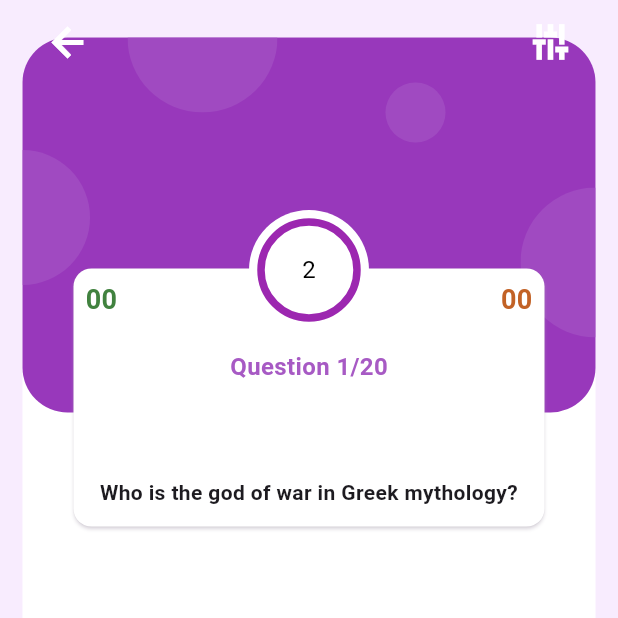
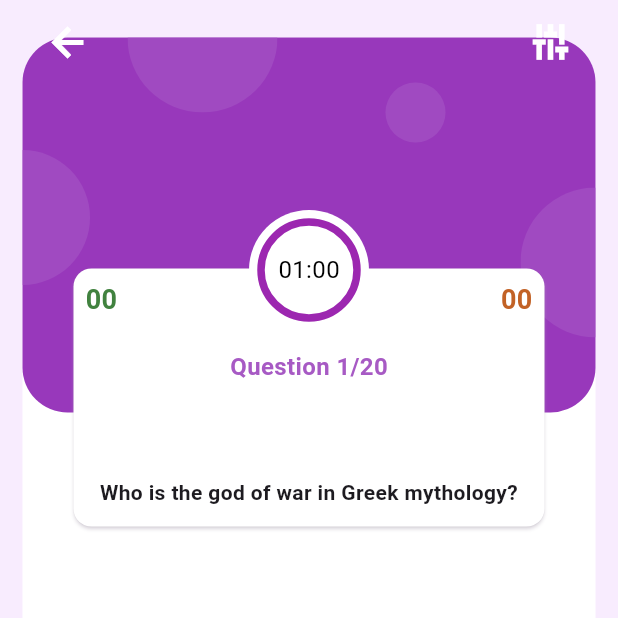
Before and after one commit to Rivalst/quiz_app_3, a Flutter app: the screen it shows after launch, on a phone screen of 412 x 824 dp, the top half of it. Run offline on Flutter 3.47's test engine with Material 3 defaults, Android fonts, the phone set to English and light mode, and no system bars; drawn by our look-alikes of circular_countdown_timer, percent_indicator; our stand-ins replace bloc, flutter_bloc, freezed_annotation.

Commit message:
Refactor widgets

```diff
--- a/lib/src/features/quiz/widgets/helpers/half_circle.dart
+++ b/lib/src/features/quiz/widgets/helpers/half_circle.dart
@@ -34,7 +34,14 @@ class HalfCircleStack extends StatelessWidget {
 
   @override
   Widget build(BuildContext context) {
-    return Stack(
+    return SizedBox(
+      height: 250,
+      child: DecoratedBox(
+        decoration: BoxDecoration(
+          borderRadius: BorderRadius.circular(30.0),
+          color: AppColors.purple,
+        ),
+        child: Stack(
           children: [
             Positioned(
               top: 75,
@@ -42,8 +49,8 @@ class HalfCircleStack extends StatelessWidget {
                 quarterTurns: 45,
                 child: ClipPath(
                   clipper: const CustomHalfCircleClip(radius: 45),
-              child:
-                  Container(width: 90, height: 45, color: AppColors.lowPurple),
+                  child: Container(
+                      width: 90, height: 45, color: AppColors.lowPurple),
                 ),
               ),
             ),
@@ -54,8 +61,8 @@ class HalfCircleStack extends StatelessWidget {
                 quarterTurns: 90,
                 child: ClipPath(
                   clipper: const CustomHalfCircleClip(radius: 50),
-              child:
-                  Container(width: 100, height: 50, color: AppColors.lowPurple),
+                  child: Container(
+                      width: 100, height: 50, color: AppColors.lowPurple),
                 ),
               ),
             ),
@@ -87,6 +94,8 @@ class HalfCircleStack extends StatelessWidget {
               ),
             ),
           ],
+        ),
+      ),
     );
   }
 }
--- /dev/null
+++ b/lib/src/features/quiz/widgets/helpers/question_card.dart
@@ -0,0 +1,110 @@
+import 'package:flutter/material.dart';
+import 'package:flutter_bloc/flutter_bloc.dart';
+import 'package:percent_indicator/linear_percent_indicator.dart';
+import 'package:quiz_app_3/src/core/util/extensions.dart';
+import 'package:quiz_app_3/src/core/util/theme.dart';
+import 'package:quiz_app_3/src/features/app/model/quiz_model/quiz_model.dart';
+import 'package:quiz_app_3/src/features/quiz/bloc/quiz_score_bloc.dart';
+
+class QuestionCardWidget extends StatelessWidget {
+  const QuestionCardWidget({
+    super.key,
+    required int quizzesLength,
+    required List<Quiz> quizzes,
+    required int index,
+  })  : _quizzesLength = quizzesLength,
+        _quizzes = quizzes,
+        _index = index;
+
+  final int _quizzesLength;
+  final List<Quiz> _quizzes;
+  final int _index;
+
+  @override
+  Widget build(BuildContext context) {
+    final state = context.read<QuizScoreBloc>().state;
+
+    return SizedBox(
+      height: 180,
+      child: Card(
+        color: AppColors.white,
+        surfaceTintColor: AppColors.white,
+        shadowColor: AppColors.whitePurple,
+        child: Padding(
+          padding: const EdgeInsets.all(8.0),
+          child: Column(
+            mainAxisSize: MainAxisSize.max,
+            children: [
+              Row(
+                mainAxisAlignment: MainAxisAlignment.spaceBetween,
+                children: [
+                  Row(
+                    children: [
+                      Text(
+                        state.correctAnswers.formatNumber(),
+                        style: const TextStyle(
+                          color: AppColors.green,
+                          fontWeight: FontWeight.w700,
+                          fontSize: 18.0,
+                        ),
+                      ),
+                      LinearPercentIndicator(
+                        width: 70,
+                        lineHeight: 8.0,
+                        backgroundColor: AppColors.white,
+                        progressColor: AppColors.green,
+                        percent: state.correctAnswers / _quizzesLength,
+                        barRadius: const Radius.circular(8.0),
+                      )
+                    ],
+                  ),
+                  Row(
+                    children: [
+                      LinearPercentIndicator(
+                        width: 70,
+                        lineHeight: 8.0,
+                        isRTL: true,
+                        backgroundColor: AppColors.white,
+                        progressColor: AppColors.orange,
+                        percent: state.incorrectAnswers / _quizzesLength,
+                        barRadius: const Radius.circular(8.0),
+                      ),
+                      Text(
+                        state.incorrectAnswers.formatNumber(),
+                        style: const TextStyle(
+                          color: AppColors.orange,
+                          fontWeight: FontWeight.w700,
+                          fontSize: 18.0,
+                        ),
+                      ),
+                    ],
+                  ),
+                ],
+              ),
+              Padding(
+                padding: const EdgeInsets.only(top: 20),
+                child: Text(
+                  'Question ${state.currentQuizIndex + 1}/$_quizzesLength',
+                  style: const TextStyle(
+                    color: AppColors.lightPurple,
+                    fontWeight: FontWeight.w700,
+                    fontSize: 16.0,
+                  ),
+                ),
+              ),
+              const Spacer(),
+              Padding(
+                padding: const EdgeInsets.only(bottom: 5.0),
+                child: Text(
+                  _quizzes[_index].questionText,
+                  textAlign: TextAlign.center,
+                  style: const TextStyle(fontWeight: FontWeight.w600),
+                ),
+              ),
+            ],
+          ),
+        ),
+      ),
+    );
+  }
+}
--- /dev/null
+++ b/lib/src/features/quiz/widgets/helpers/timer.dart
@@ -0,0 +1,45 @@
+import 'package:circular_countdown_timer/circular_countdown_timer.dart';
+import 'package:flutter/material.dart';
+import 'package:quiz_app_3/src/core/util/theme.dart';
+
+class TimerWidget extends StatelessWidget {
+  final VoidCallback onComplete;
+
+  const TimerWidget({
+    required this.onComplete,
+    super.key,
+    required int duration,
+    required CountDownController controller,
+  })  : _duration = duration,
+        _controller = controller;
+
+  @override
+  Widget build(BuildContext context) {
+    return SizedBox(
+      height: 80,
+      child: DecoratedBox(
+        decoration: const BoxDecoration(
+          shape: BoxShape.circle,
+          color: AppColors.white,
+        ),
+        child: Padding(
+          padding: const EdgeInsets.all(8.0),
+          child: CircularCountDownTimer(
+              width: 80,
+              height: 80,
+              duration: _duration,
+              initialDuration: 0,
+              isReverse: true,
+              isReverseAnimation: true,
+              fillColor: Colors.purple,
+              ringColor: Colors.transparent,
+              controller: _controller,
+              onComplete: onComplete),
+        ),
+      ),
+    );
+  }
+
+  final int _duration;
+  final CountDownController _controller;
+}
--- a/lib/src/features/quiz/widgets/quiz_card.dart
+++ b/lib/src/features/quiz/widgets/quiz_card.dart
@@ -1,8 +1,6 @@
 import 'package:circular_countdown_timer/circular_countdown_timer.dart';
 import 'package:flutter/material.dart';
 import 'package:flutter_bloc/flutter_bloc.dart';
-import 'package:percent_indicator/linear_percent_indicator.dart';
-import 'package:quiz_app_3/src/core/util/extensions.dart';
 import 'package:quiz_app_3/src/core/util/theme.dart';
 import 'package:quiz_app_3/src/features/app/bloc/quiz_bloc.dart';
 import 'package:quiz_app_3/src/features/app/model/quiz_model/quiz_model.dart';
@@ -10,6 +8,8 @@ import 'package:quiz_app_3/src/features/app/model/quiz_model/quiz_model.dart';
 import 'package:quiz_app_3/src/features/quiz/bloc/quiz_score_bloc.dart';
 import 'package:quiz_app_3/src/features/quiz/widgets/helpers/buttons.dart';
 import 'package:quiz_app_3/src/features/quiz/widgets/helpers/half_circle.dart';
+import 'package:quiz_app_3/src/features/quiz/widgets/helpers/question_card.dart';
+import 'package:quiz_app_3/src/features/quiz/widgets/helpers/timer.dart';
 import 'package:quiz_app_3/src/features/result/result_screen.dart';
 
 class QuizCard extends StatefulWidget {
@@ -24,7 +24,7 @@ class _QuizCardState extends State<QuizCard> {
   void initState() {
     _quizzes = context.read<QuizBloc>().state.quizzes!;
     _quizzesLength = _quizzes.length;
-    _duration = 2;
+    _duration = 60;
     _controller = CountDownController();
     _buttonOff = false;
     super.initState();
@@ -59,133 +59,28 @@ class _QuizCardState extends State<QuizCard> {
                   ),
                 ),
               ),
-              Positioned(
+              const Positioned(
                 top: 0,
                 right: 0,
                 left: 0,
-                child: SizedBox(
-                  height: 250,
-                  child: DecoratedBox(
-                    decoration: BoxDecoration(
-                      borderRadius: BorderRadius.circular(30.0),
-                      color: AppColors.purple,
-                    ),
-                    child: const HalfCircleStack(),
-                  ),
-                ),
+                child: HalfCircleStack(),
               ),
               Positioned(
                 top: 150,
                 left: 30,
                 right: 30,
-                child: SizedBox(
-                  height: 180,
-                  child: Card(
-                    color: AppColors.white,
-                    surfaceTintColor: AppColors.white,
-                    shadowColor: AppColors.whitePurple,
-                    child: Padding(
-                      padding: const EdgeInsets.all(8.0),
-                      child: Column(
-                        mainAxisSize: MainAxisSize.max,
-                        children: [
-                          Row(
-                            mainAxisAlignment: MainAxisAlignment.spaceBetween,
-                            children: [
-                              Row(
-                                children: [
-                                  Text(
-                                    state.correctAnswers.formatNumber(),
-                                    style: const TextStyle(
-                                      color: AppColors.green,
-                                      fontWeight: FontWeight.w700,
-                                      fontSize: 18.0,
-                                    ),
-                                  ),
-                                  LinearPercentIndicator(
-                                    width: 70,
-                                    lineHeight: 8.0,
-                                    backgroundColor: AppColors.white,
-                                    progressColor: AppColors.green,
-                                    percent:
-                                        state.correctAnswers / _quizzesLength,
-                                    barRadius: const Radius.circular(8.0),
-                                  )
-                                ],
-                              ),
-                              Row(
-                                children: [
-                                  LinearPercentIndicator(
-                                    width: 70,
-                                    lineHeight: 8.0,
-                                    isRTL: true,
-                                    backgroundColor: AppColors.white,
-                                    progressColor: AppColors.orange,
-                                    percent:
-                                        state.incorrectAnswers / _quizzesLength,
-                                    barRadius: const Radius.circular(8.0),
-                                  ),
-                                  Text(
-                                    state.incorrectAnswers.formatNumber(),
-                                    style: const TextStyle(
-                                      color: AppColors.orange,
-                                      fontWeight: FontWeight.w700,
-                                      fontSize: 18.0,
-                                    ),
-                                  ),
-                                ],
-                              ),
-                            ],
-                          ),
-                          Padding(
-                            padding: const EdgeInsets.only(top: 20),
-                            child: Text(
-                              'Question ${state.currentQuizIndex + 1}/$_quizzesLength',
-                              style: const TextStyle(
-                                color: AppColors.lightPurple,
-                                fontWeight: FontWeight.w700,
-                                fontSize: 16.0,
-                              ),
-                            ),
-                          ),
-                          const Spacer(),
-                          Padding(
-                            padding: const EdgeInsets.only(bottom: 5.0),
-                            child: Text(
-                              _quizzes[_index].questionText,
-                              textAlign: TextAlign.center,
-                              style:
-                                  const TextStyle(fontWeight: FontWeight.w600),
-                            ),
-                          ),
-                        ],
-                      ),
-                    ),
-                  ),
+                child: QuestionCardWidget(
+                  quizzesLength: _quizzesLength,
+                  quizzes: _quizzes,
+                  index: _index,
                 ),
               ),
               Positioned(
                 top: 115,
                 left: 0,
                 right: 0,
-                child: SizedBox(
-                  height: 80,
-                  child: DecoratedBox(
-                    decoration: const BoxDecoration(
-                      shape: BoxShape.circle,
-                      color: AppColors.white,
-                    ),
-                    child: Padding(
-                      padding: const EdgeInsets.all(8.0),
-                      child: CircularCountDownTimer(
-                          width: 80,
-                          height: 80,
+                child: TimerWidget(
                   duration: _duration,
-                          initialDuration: 0,
-                          isReverse: true,
-                          isReverseAnimation: true,
-                          fillColor: Colors.purple,
-                          ringColor: Colors.transparent,
                   controller: _controller,
                   onComplete: () {
                     if (!_controller.isPaused) {
@@ -194,9 +89,7 @@ class _QuizCardState extends State<QuizCard> {
                         isCorrect: false,
                       );
                     }
-                          }),
-                    ),
-                  ),
+                  },
                 ),
               ),
               Positioned(
--- a/lib/src/features/splash/splash_screen.dart
+++ b/lib/src/features/splash/splash_screen.dart
@@ -1,4 +1,5 @@
 import 'package:flutter/material.dart';
+import 'package:quiz_app_3/src/core/util/theme.dart';
 
 class SplashScreen extends StatelessWidget {
   const SplashScreen({super.key});
@@ -23,6 +24,7 @@ class SplashScreen extends StatelessWidget {
           ],
         ),
       ),
+      backgroundColor: AppColors.lightPurple,
     );
   }
 }
```
Lines whose indentation alone changed are shown as unchanged.
